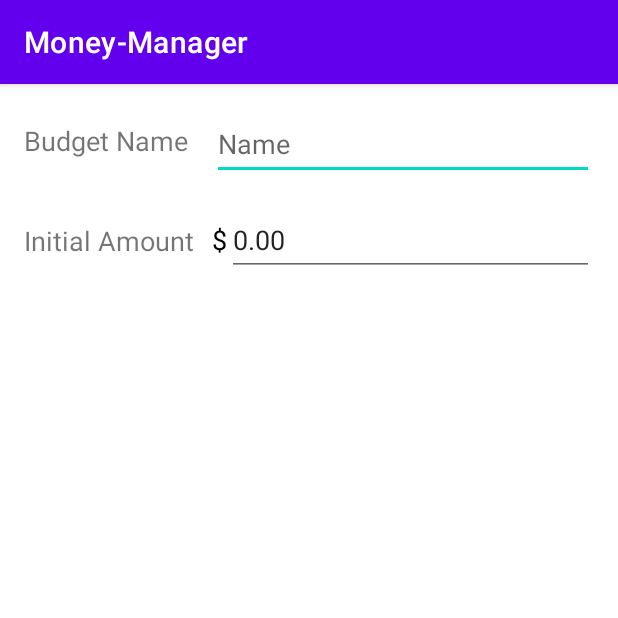
After one commit to taylor-giles/Money-Manager, an Android app: the EditBudgetActivity screen opened directly, with no data from a screen before it, on a phone screen of 412 x 824 dp, the top half of it. The commit adds this screen. Run offline under Robolectric (Android 15) with nearby library versions, the phone set to English and light mode, and no system bars.

Commit message:
Add edit budget activity

```diff
--- a/app/build.gradle
+++ b/app/build.gradle
@@ -32,7 +32,6 @@ android {
 }
 
 dependencies {
-
     implementation 'androidx.core:core-ktx:1.6.0'
     implementation 'androidx.appcompat:appcompat:1.3.1'
     implementation 'com.google.android.material:material:1.4.0'
--- a/app/src/main/AndroidManifest.xml
+++ b/app/src/main/AndroidManifest.xml
@@ -10,10 +10,13 @@
         android:supportsRtl="true"
         android:theme="@style/Theme.MoneyManager">
         <activity
+            android:name=".EditBudgetActivity"
+            android:exported="true" />
+        <activity
             android:name=".MainActivity"
+            android:exported="true"
             android:label="@string/budgets"
-            android:theme="@style/Theme.AppCompat.DayNight.NoActionBar"
-            android:exported="true">
+            android:theme="@style/Theme.AppCompat.DayNight.NoActionBar">
             <intent-filter>
                 <action android:name="android.intent.action.MAIN" />
 
--- /dev/null
+++ b/app/src/main/java/giles/budgetapp/EditBudgetActivity.kt
@@ -0,0 +1,11 @@
+package giles.budgetapp
+
+import androidx.appcompat.app.AppCompatActivity
+import android.os.Bundle
+
+class EditBudgetActivity : AppCompatActivity() {
+    override fun onCreate(savedInstanceState: Bundle?) {
+        super.onCreate(savedInstanceState)
+        setContentView(R.layout.activity_edit_budget)
+    }
+}
--- /dev/null
+++ b/app/src/main/res/layout/activity_edit_budget.xml
@@ -0,0 +1,80 @@
+<?xml version="1.0" encoding="utf-8"?>
+<androidx.constraintlayout.widget.ConstraintLayout xmlns:android="http://schemas.android.com/apk/res/android"
+    xmlns:app="http://schemas.android.com/apk/res-auto"
+    xmlns:tools="http://schemas.android.com/tools"
+    android:layout_width="match_parent"
+    android:layout_height="match_parent"
+    android:padding="8dp"
+    tools:context=".EditBudgetActivity">
+
+    <EditText
+        android:id="@+id/text_edit_budget_name"
+        android:layout_width="0dp"
+        android:layout_height="wrap_content"
+        android:layout_marginStart="16dp"
+        android:layout_marginTop="8dp"
+        android:layout_marginEnd="8dp"
+        android:ems="10"
+        android:hint="@string/name"
+        android:inputType="textPersonName"
+        android:minHeight="48dp"
+        app:layout_constraintEnd_toEndOf="parent"
+        app:layout_constraintStart_toEndOf="@+id/textView2"
+        app:layout_constraintTop_toTopOf="parent" />
+
+    <LinearLayout
+        android:id="@+id/layout_initial_amount"
+        android:layout_width="0dp"
+        android:layout_height="wrap_content"
+        android:layout_marginTop="16dp"
+        android:layout_marginEnd="8dp"
+        app:layout_constraintEnd_toEndOf="parent"
+        app:layout_constraintStart_toStartOf="@+id/text_edit_budget_name"
+        app:layout_constraintTop_toBottomOf="@+id/text_edit_budget_name">
+
+        <TextView
+            android:id="@+id/textView4"
+            android:layout_width="wrap_content"
+            android:layout_height="wrap_content"
+            android:text="@string/_dollar_sign"
+            android:textColor="@color/black"
+            android:textSize="18sp" />
+
+        <EditText
+            android:id="@+id/text_edit_initial_amount"
+            android:layout_width="0dp"
+            android:layout_height="wrap_content"
+            android:layout_weight="1"
+            android:ems="10"
+            android:hint="@string/amount_in_dollars"
+            android:inputType="numberDecimal"
+            android:minHeight="48dp"
+            android:text="@string/_0_00" />
+
+    </LinearLayout>
+
+    <TextView
+        android:id="@+id/textView3"
+        android:layout_width="wrap_content"
+        android:layout_height="wrap_content"
+        android:layout_marginStart="8dp"
+        android:text="@string/initial_amount"
+        android:textSize="18sp"
+        app:layout_constraintBottom_toBottomOf="@+id/layout_initial_amount"
+        app:layout_constraintStart_toStartOf="parent"
+        app:layout_constraintTop_toTopOf="@+id/layout_initial_amount" />
+
+    <TextView
+        android:id="@+id/textView2"
+        android:layout_width="wrap_content"
+        android:layout_height="wrap_content"
+        android:layout_marginStart="8dp"
+        android:layout_marginTop="8dp"
+        android:layout_marginBottom="13dp"
+        android:text="@string/budget_name"
+        android:textSize="18sp"
+        app:layout_constraintBottom_toBottomOf="@+id/text_edit_budget_name"
+        app:layout_constraintStart_toStartOf="parent"
+        app:layout_constraintTop_toTopOf="@+id/text_edit_budget_name" />
+
+</androidx.constraintlayout.widget.ConstraintLayout>
--- a/app/src/main/res/values/strings.xml
+++ b/app/src/main/res/values/strings.xml
@@ -3,4 +3,10 @@
     <string name="action_add_budget">Add New Budget</string>
     <string name="action_settings">Settings</string>
     <string name="budgets">Budgets</string>
+    <string name="budget_name">Budget Name</string>
+    <string name="initial_amount">Initial Amount</string>
+    <string name="name">Name</string>
+    <string name="_dollar_sign">$</string>
+    <string name="_0_00">0.00</string>
+    <string name="amount_in_dollars">Amount in Dollars</string>
 </resources>
```
